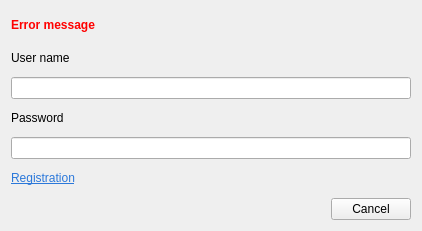
The window that src/bin/scenarist-desktop/UserInterfaceLayer/StartUp/LoginDialog.ui (dimkanovikov/KITScenarist) describes before a commit, drawn with Qt 5.
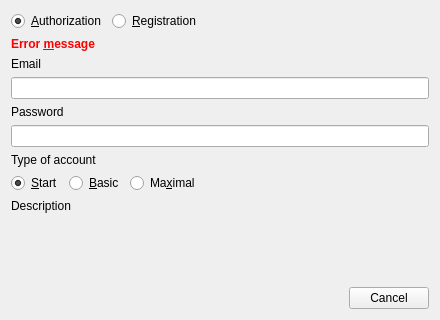
The same window after the commit. The open tabs and pages were chosen to show the change.

Patch:
```diff
--- a/src/bin/scenarist-desktop/UserInterfaceLayer/StartUp/LoginDialog.ui
+++ b/src/bin/scenarist-desktop/UserInterfaceLayer/StartUp/LoginDialog.ui
@@ -6,92 +6,402 @@
    <rect>
     <x>0</x>
     <y>0</y>
-    <width>418</width>
-    <height>231</height>
+    <width>440</width>
+    <height>320</height>
    </rect>
   </property>
   <property name="windowTitle">
    <string>Authorization</string>
   </property>
   <layout class="QGridLayout" name="gridLayout">
-   <item row="4" column="0" colspan="2">
-    <widget class="QLineEdit" name="password">
-     <property name="echoMode">
-      <enum>QLineEdit::Password</enum>
-     </property>
-    </widget>
+   <item row="1" column="0">
+    <layout class="QHBoxLayout" name="horizontalLayout">
+     <item>
+      <widget class="QRadioButton" name="authorization">
+       <property name="text">
+        <string>&amp;Authorization</string>
+       </property>
+       <property name="checked">
+        <bool>true</bool>
+       </property>
+      </widget>
+     </item>
+     <item>
+      <widget class="QRadioButton" name="registration">
+       <property name="text">
+        <string>&amp;Registration</string>
+       </property>
+      </widget>
+     </item>
+     <item>
+      <spacer name="horizontalSpacer">
+       <property name="orientation">
+        <enum>Qt::Horizontal</enum>
+       </property>
+       <property name="sizeHint" stdset="0">
+        <size>
+         <width>40</width>
+         <height>20</height>
+        </size>
+       </property>
+      </spacer>
+     </item>
+    </layout>
    </item>
-   <item row="5" column="0">
-    <widget class="QLabel" name="label_3">
-     <property name="sizePolicy">
-      <sizepolicy hsizetype="Expanding" vsizetype="Preferred">
-       <horstretch>0</horstretch>
-       <verstretch>0</verstretch>
-      </sizepolicy>
+   <item row="3" column="0">
+    <widget class="QStackedWidget" name="stackedWidget">
+     <property name="currentIndex">
+      <number>0</number>
      </property>
-     <property name="text">
-      <string>&lt;a href=&quot;https://kitscenarist.ru/cabin.html&quot; style=&quot;color:#2b78da;&quot;&gt;Registration&lt;/a&gt;</string>
-     </property>
-     <property name="openExternalLinks">
-      <bool>true</bool>
-     </property>
+     <widget class="QWidget" name="authPage">
+      <layout class="QVBoxLayout" name="verticalLayout">
+       <property name="leftMargin">
+        <number>0</number>
+       </property>
+       <property name="topMargin">
+        <number>0</number>
+       </property>
+       <property name="rightMargin">
+        <number>0</number>
+       </property>
+       <property name="bottomMargin">
+        <number>0</number>
+       </property>
+       <item>
+        <widget class="QLabel" name="errorAuth">
+         <property name="font">
+          <font>
+           <weight>75</weight>
+           <bold>true</bold>
+          </font>
+         </property>
+         <property name="styleSheet">
+          <string notr="true">color: rgb(255, 0, 0);</string>
+         </property>
+         <property name="text">
+          <string>Error &amp;message</string>
+         </property>
+         <property name="buddy">
+          <cstring>loginEmail</cstring>
+         </property>
+        </widget>
+       </item>
+       <item>
+        <widget class="QLabel" name="label">
+         <property name="text">
+          <string>&amp;Email</string>
+         </property>
+         <property name="buddy">
+          <cstring>loginEmail</cstring>
+         </property>
+        </widget>
+       </item>
+       <item>
+        <widget class="QLineEdit" name="loginEmail"/>
+       </item>
+       <item>
+        <widget class="QLabel" name="label_2">
+         <property name="text">
+          <string>&amp;Password</string>
+         </property>
+         <property name="buddy">
+          <cstring>loginPassword</cstring>
+         </property>
+        </widget>
+       </item>
+       <item>
+        <widget class="QLineEdit" name="loginPassword">
+         <property name="echoMode">
+          <enum>QLineEdit::Password</enum>
+         </property>
+        </widget>
+       </item>
+       <item>
+        <spacer name="verticalSpacer_3">
+         <property name="orientation">
+          <enum>Qt::Vertical</enum>
+         </property>
+         <property name="sizeHint" stdset="0">
+          <size>
+           <width>20</width>
+           <height>40</height>
+          </size>
+         </property>
+        </spacer>
+       </item>
+       <item>
+        <layout class="QHBoxLayout" name="horizontalLayout_2">
+         <item>
+          <widget class="QPushButton" name="restorePass">
+           <property name="text">
+            <string>Restore Password</string>
+           </property>
+          </widget>
+         </item>
+         <item>
+          <spacer name="horizontalSpacer_2">
+           <property name="orientation">
+            <enum>Qt::Horizontal</enum>
+           </property>
+           <property name="sizeHint" stdset="0">
+            <size>
+             <width>40</width>
+             <height>20</height>
+            </size>
+           </property>
+          </spacer>
+         </item>
+         <item>
+          <widget class="QDialogButtonBox" name="buttonsAuth">
+           <property name="standardButtons">
+            <set>QDialogButtonBox::Cancel</set>
+           </property>
+          </widget>
+         </item>
+        </layout>
+       </item>
+      </layout>
+     </widget>
+     <widget class="QWidget" name="regPage">
+      <layout class="QVBoxLayout" name="verticalLayout_2">
+       <property name="leftMargin">
+        <number>0</number>
+       </property>
+       <property name="topMargin">
+        <number>0</number>
+       </property>
+       <property name="rightMargin">
+        <number>0</number>
+       </property>
+       <property name="bottomMargin">
+        <number>0</number>
+       </property>
+       <item>
+        <widget class="QLabel" name="errorReg">
+         <property name="font">
+          <font>
+           <weight>75</weight>
+           <bold>true</bold>
+          </font>
+         </property>
+         <property name="styleSheet">
+          <string notr="true">color: rgb(255, 0, 0);</string>
+         </property>
+         <property name="text">
+          <string>Error &amp;message</string>
+         </property>
+         <property name="buddy">
+          <cstring>loginEmail</cstring>
+         </property>
+        </widget>
+       </item>
+       <item>
+        <widget class="QLabel" name="label_3">
+         <property name="text">
+          <string>Email</string>
+         </property>
+        </widget>
+       </item>
+       <item>
+        <widget class="QLineEdit" name="regEmail"/>
+       </item>
+       <item>
+        <widget class="QLabel" name="label_4">
+         <property name="text">
+          <string>Password</string>
+         </property>
+        </widget>
+       </item>
+       <item>
+        <widget class="QLineEdit" name="regPassword"/>
+       </item>
+       <item>
+        <widget class="QLabel" name="label_6">
+         <property name="text">
+          <string>Type of account</string>
+         </property>
+        </widget>
+       </item>
+       <item>
+        <layout class="QHBoxLayout" name="horizontalLayout_3">
+         <item>
+          <widget class="QRadioButton" name="startButton">
+           <property name="text">
+            <string>&amp;Start</string>
+           </property>
+           <property name="checked">
+            <bool>true</bool>
+           </property>
+          </widget>
+         </item>
+         <item>
+          <widget class="QRadioButton" name="basicButton">
+           <property name="text">
+            <string>&amp;Basic</string>
+           </property>
+          </widget>
+         </item>
+         <item>
+          <widget class="QRadioButton" name="maximalButton">
+           <property name="text">
+            <string>Ma&amp;ximal</string>
+           </property>
+          </widget>
+         </item>
+         <item>
+          <spacer name="horizontalSpacer_3">
+           <property name="orientation">
+            <enum>Qt::Horizontal</enum>
+           </property>
+           <property name="sizeHint" stdset="0">
+            <size>
+             <width>40</width>
+             <height>20</height>
+            </size>
+           </property>
+          </spacer>
+         </item>
+        </layout>
+       </item>
+       <item>
+        <widget class="QLabel" name="label_5">
+         <property name="minimumSize">
+          <size>
+           <width>0</width>
+           <height>0</height>
+          </size>
+         </property>
+         <property name="text">
+          <string>Description</string>
+         </property>
+        </widget>
+       </item>
+       <item>
+        <spacer name="verticalSpacer_2">
+         <property name="orientation">
+          <enum>Qt::Vertical</enum>
+         </property>
+         <property name="sizeHint" stdset="0">
+          <size>
+           <width>20</width>
+           <height>40</height>
+          </size>
+         </property>
+        </spacer>
+       </item>
+       <item>
+        <layout class="QHBoxLayout" name="horizontalLayout_4">
+         <item>
+          <spacer name="horizontalSpacer_4">
+           <property name="orientation">
+            <enum>Qt::Horizontal</enum>
+           </property>
+           <property name="sizeHint" stdset="0">
+            <size>
+             <width>40</width>
+             <height>20</height>
+            </size>
+           </property>
+          </spacer>
+         </item>
+         <item>
+          <widget class="QDialogButtonBox" name="buttonsReg">
+           <property name="standardButtons">
+            <set>QDialogButtonBox::Cancel</set>
+           </property>
+          </widget>
+         </item>
+        </layout>
+       </item>
+      </layout>
+     </widget>
+     <widget class="QWidget" name="verificationPage">
+      <layout class="QVBoxLayout" name="verticalLayout_3">
+       <property name="spacing">
+        <number>0</number>
+       </property>
+       <property name="leftMargin">
+        <number>0</number>
+       </property>
+       <property name="topMargin">
+        <number>0</number>
+       </property>
+       <property name="rightMargin">
+        <number>0</number>
+       </property>
+       <property name="bottomMargin">
+        <number>0</number>
+       </property>
+       <item>
+        <widget class="QLabel" name="errorVerification">
+         <property name="font">
+          <font>
+           <weight>75</weight>
+           <bold>true</bold>
+          </font>
+         </property>
+         <property name="styleSheet">
+          <string notr="true">color: rgb(255, 0, 0);</string>
+         </property>
+         <property name="text">
+          <string>Error &amp;message</string>
+         </property>
+         <property name="buddy">
+          <cstring>loginEmail</cstring>
+         </property>
+        </widget>
+       </item>
+       <item>
+        <widget class="QLabel" name="label_7">
+         <property name="text">
+          <string>Verification code</string>
+         </property>
+        </widget>
+       </item>
+       <item>
+        <widget class="QLineEdit" name="code"/>
+       </item>
+       <item>
+        <spacer name="verticalSpacer">
+         <property name="orientation">
+          <enum>Qt::Vertical</enum>
+         </property>
+         <property name="sizeHint" stdset="0">
+          <size>
+           <width>20</width>
+           <height>40</height>
+          </size>
+         </property>
+        </spacer>
+       </item>
+       <item>
+        <layout class="QHBoxLayout" name="horizontalLayout_5">
+         <item>
+          <spacer name="horizontalSpacer_5">
+           <property name="orientation">
+            <enum>Qt::Horizontal</enum>
+           </property>
+           <property name="sizeHint" stdset="0">
+            <size>
+             <width>40</width>
+             <height>20</height>
+            </size>
+           </property>
+          </spacer>
+         </item>
+         <item>
+          <widget class="QDialogButtonBox" name="ButtonsVerification">
+           <property name="standardButtons">
+            <set>QDialogButtonBox::Cancel</set>
+           </property>
+          </widget>
+         </item>
+        </layout>
+       </item>
+      </layout>
+     </widget>
     </widget>
    </item>
-   <item row="0" column="0" colspan="2">
-    <widget class="QLabel" name="error">
-     <property name="font">
-      <font>
-       <weight>75</weight>
-       <bold>true</bold>
-      </font>
-     </property>
-     <property name="styleSheet">
-      <string notr="true">color: rgb(255, 0, 0);</string>
-     </property>
-     <property name="text">
-      <string>Error message</string>
-     </property>
-     <property name="buddy">
-      <cstring>userName</cstring>
-     </property>
-    </widget>
-   </item>
-   <item row="1" column="0" colspan="2">
-    <widget class="QLabel" name="label">
-     <property name="text">
-      <string>User name</string>
-     </property>
-     <property name="buddy">
-      <cstring>userName</cstring>
-     </property>
-    </widget>
-   </item>
-   <item row="3" column="0" colspan="2">
-    <widget class="QLabel" name="label_2">
-     <property name="text">
-      <string>Password</string>
-     </property>
-     <property name="buddy">
-      <cstring>password</cstring>
-     </property>
-    </widget>
-   </item>
-   <item row="6" column="0" colspan="2">
-    <widget class="QDialogButtonBox" name="buttons">
-     <property name="minimumSize">
-      <size>
-       <width>400</width>
-       <height>0</height>
-      </size>
-     </property>
-     <property name="standardButtons">
-      <set>QDialogButtonBox::Cancel</set>
-     </property>
-    </widget>
-   </item>
-   <item row="2" column="0" colspan="2">
-    <widget class="QLineEdit" name="userName"/>
-   </item>
   </layout>
  </widget>
  <tabstops>
```
Left out of the diff: 6 changed lines with no effect on the pictures.
